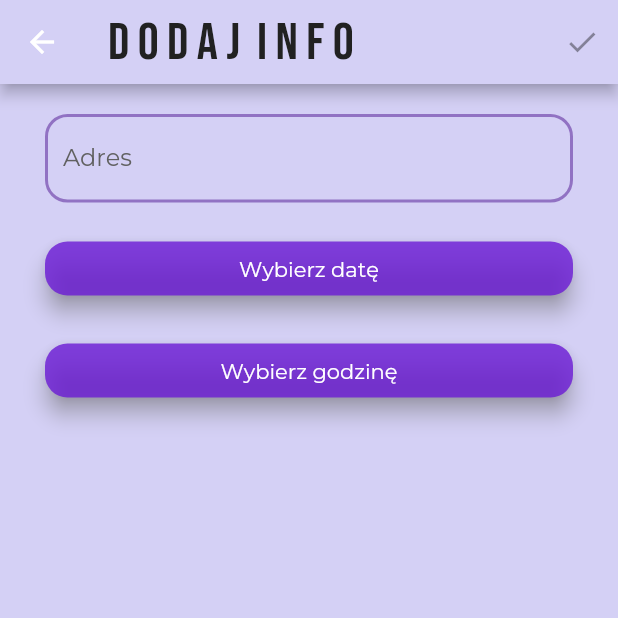
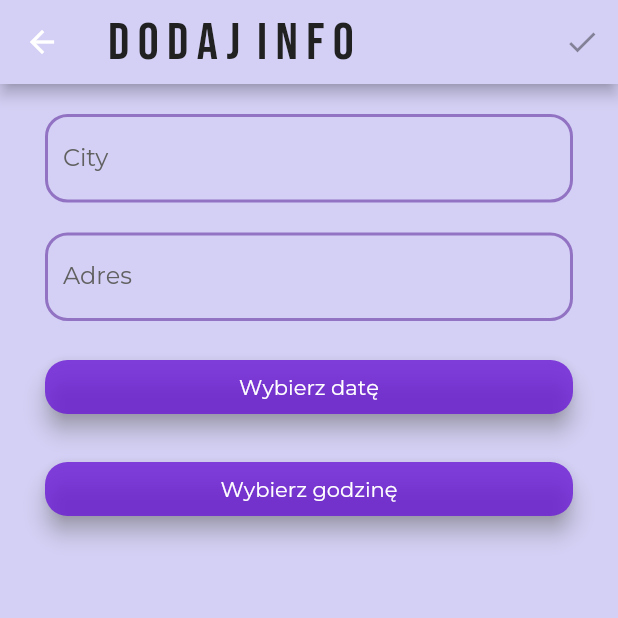
Before and after one commit to agajaworska/letsparty, a Flutter app: the AddDatePage screen opened directly, on a phone screen of 412 x 824 dp, the top half of it. Run offline on Flutter 3.47's test engine with Material 2 defaults, Android fonts, the phone set to English and light mode, and no system bars; our stand-ins replace bloc, cloud_firestore, firebase_auth, firebase_core, flutter_bloc, google_fonts and 1 more; missing offline and left inert: flutterfire_ui; accounts and stored records are empty.

Commit message:
Add new value to date page

```diff
--- a/lib/features/pages/add date/add_date_page.dart
+++ b/lib/features/pages/add date/add_date_page.dart
@@ -11,7 +11,7 @@ class AddDatePage extends StatefulWidget {
     this.selectedDateFormatted,
     this.selectedTimeFormatted,
   }) : super(key: key);
-
+  final cityController = TextEditingController();
   final adressController = TextEditingController();
   final String? selectedDateFormatted;
   final String? selectedTimeFormatted;
@@ -21,6 +21,7 @@ class AddDatePage extends StatefulWidget {
 }
 
 class _AddDatePageState extends State<AddDatePage> {
+  String? _city;
   String? _adress;
   DateTime? _date;
   TimeOfDay? _time;
@@ -80,8 +81,10 @@ class _AddDatePageState extends State<AddDatePage> {
                 ),
                 actions: [
                   IconButton(
-                      onPressed:
-                          _adress == null || _date == null || _time == null
+                      onPressed: _city == null ||
+                              _adress == null ||
+                              _date == null ||
+                              _time == null
                           ? null
                           : () {
                               // setState(() {
@@ -102,6 +105,7 @@ class _AddDatePageState extends State<AddDatePage> {
                               //     ? null
                               //     : DateFormat.yMMMMEEEEd().format(_date!);
                               context.read<AddDateCubit>().add(
+                                    _city!,
                                     _adress!,
                                     _date!,
                                     _time!.format(context),
@@ -180,6 +184,11 @@ class _AddDatePageState extends State<AddDatePage> {
                   // ));
 
                   _AddDatePageBody(
+                onCityChanged: (newValue) {
+                  setState(() {
+                    _city = newValue;
+                  });
+                },
                 onAdressChanged: (newValue) {
                   setState(() {
                     _adress = newValue;
@@ -212,6 +221,7 @@ class _AddDatePageState extends State<AddDatePage> {
 class _AddDatePageBody extends StatelessWidget {
   const _AddDatePageBody({
     Key? key,
+    required this.onCityChanged,
     required this.onAdressChanged,
     required this.onDateChanged,
     required this.onTimeChanged,
@@ -219,6 +229,7 @@ class _AddDatePageBody extends StatelessWidget {
     this.selectedTimeFormatted,
   }) : super(key: key);
 
+  final Function(String) onCityChanged;
   final Function(String) onAdressChanged;
   final Function(DateTime?) onDateChanged;
   final Function(TimeOfDay?) onTimeChanged;
@@ -233,6 +244,33 @@ class _AddDatePageBody extends StatelessWidget {
         vertical: 20,
       ),
       children: [
+        TextField(
+          onChanged: onCityChanged,
+          decoration: InputDecoration(
+            enabledBorder: const OutlineInputBorder(
+              borderRadius: BorderRadius.all(Radius.circular(15.0)),
+              borderSide: BorderSide(
+                width: 2,
+                color: Color.fromARGB(183, 119, 77, 175),
+              ),
+            ),
+            focusedBorder: const OutlineInputBorder(
+              borderRadius: BorderRadius.all(Radius.circular(15.0)),
+              borderSide: BorderSide(
+                width: 2,
+                color: Color.fromARGB(183, 119, 77, 175),
+              ),
+            ),
+            border: const OutlineInputBorder(),
+            hintText: 'City',
+            labelStyle: TextStyle(color: Colors.grey.shade700),
+            label: Text(
+              'City',
+              style: GoogleFonts.montserrat(),
+            ),
+          ),
+        ),
+        const SizedBox(height: 20),
         TextField(
           onChanged: onAdressChanged,
           decoration: InputDecoration(
--- a/lib/features/pages/add date/cubit/add_date_cubit.dart
+++ b/lib/features/pages/add date/cubit/add_date_cubit.dart
@@ -14,12 +14,14 @@ class AddDateCubit extends Cubit<AddDateState> {
   final Repository _repository;
 
   Future<void> add(
+    String city,
     String adress,
     DateTime date,
     String time,
   ) async {
     try {
-      await _repository.addDateItems(adress: adress, date: date, time: time);
+      await _repository.addDateItems(
+          city: city, adress: adress, date: date, time: time);
       emit(const AddDateState(saved: true));
     } catch (error) {
       emit(AddDateState(errorMessage: error.toString()));
--- a/lib/features/pages/date/cubit/date_cubit.dart
+++ b/lib/features/pages/date/cubit/date_cubit.dart
@@ -43,13 +43,19 @@ class DateCubit extends Cubit<DateState> {
 
   Future<void> update({
     required String documentID,
+    required String city,
     required String adress,
     required DateTime date,
     required String time,
   }) async {
     try {
       await _repository.updateItems(
-          id: documentID, adress: adress, date: date, time: time);
+        id: documentID,
+        city: city,
+        adress: adress,
+        date: date,
+        time: time,
+      );
       emit(const DateState(saved: true));
     } catch (error) {
       emit(
--- a/lib/models/item_model.dart
+++ b/lib/models/item_model.dart
@@ -2,12 +2,14 @@ import 'package:intl/intl.dart';
 
 class ItemModel {
   final String id;
+  final String city;
   final String adress;
   final DateTime date;
   final String time;
 
   ItemModel({
     required this.id,
+    required this.city,
     required this.adress,
     required this.date,
     required this.time,
--- a/lib/repositories/repository.dart
+++ b/lib/repositories/repository.dart
@@ -15,6 +15,7 @@ class Repository {
           (doc) {
             return ItemModel(
               id: doc.id,
+              city: doc['city'],
               adress: doc['adress'],
               date: (doc['date'] as Timestamp).toDate(),
               time: doc['time'],
@@ -31,11 +32,13 @@ class Repository {
 
   Future<void> updateItems({
     required String id,
+    required String city,
     required String adress,
     required DateTime date,
     required String time,
   }) async {
     await FirebaseFirestore.instance.collection('items').doc(id).update({
+      'city': city,
       'adress': adress,
       'date': date,
       'time': time,
@@ -43,9 +46,13 @@ class Repository {
   }
 
   Future<void> addDateItems(
-      {required String adress, required DateTime date, required String time}) {
+      {required String city,
+      required String adress,
+      required DateTime date,
+      required String time}) {
     return FirebaseFirestore.instance.collection('items').add(
       {
+        'city': city,
         'adress': adress,
         'date': date,
         'time': time,
```
Also changed, not shown: lib/features/pages/add date/update_date_page.dart (+63 -17 lines), lib/features/pages/date/date_page.dart (+53 -0 lines). Lines whose indentation alone changed are shown as unchanged.
